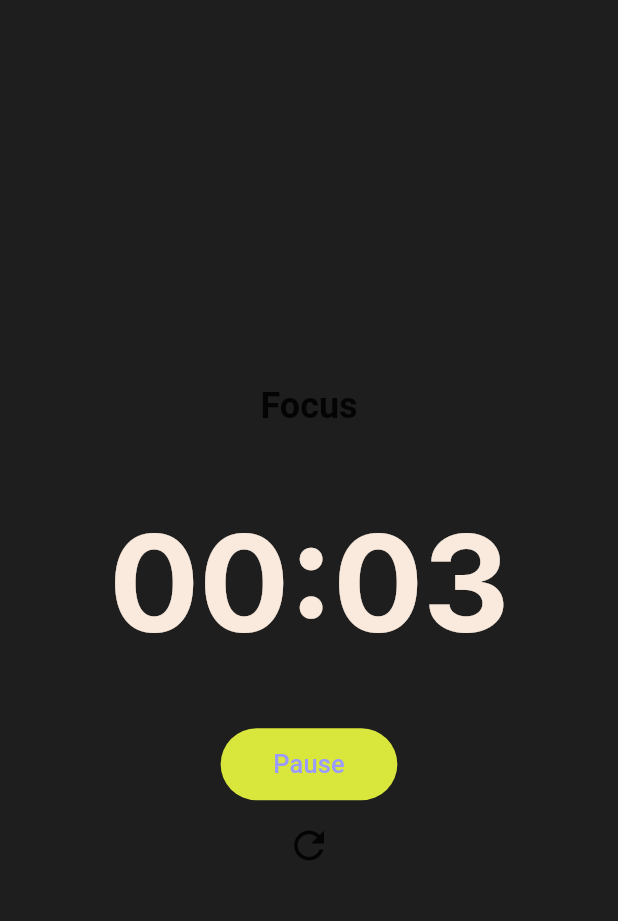
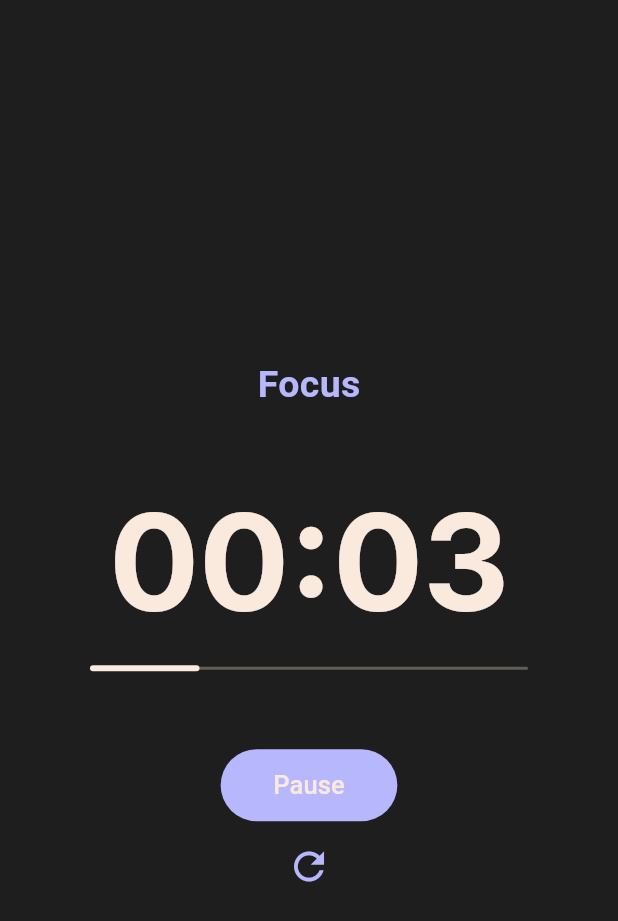
Before and after one commit to MariannaBosiaka/focus-timer-app, a Flutter app: the screen it shows after launch, after a tap on "Start", on a phone screen of 412 x 824 dp. Shown: the top 921 px of the screen. Run offline on Flutter 3.47's test engine with Material 3 defaults, Android fonts, the phone set to English and light mode, and no system bars; our stand-ins replace cloud_firestore, confetti, firebase_core, flutter_slidable; accounts and stored records are empty.

Commit message:
white countdown line addition

```diff
--- a/lib/features/timer/ui/pages/timer_page.dart
+++ b/lib/features/timer/ui/pages/timer_page.dart
@@ -74,6 +74,13 @@ class _TimerPageState extends State<TimerPage> with TickerProviderStateMixin {
       },
     );
   }
+
+  double get timerProgress {
+    final timer = Provider.of<TimerController>(context, listen: true);
+    if (timer.initialSeconds == 0) return 0.0;
+    return 1.0 - (timer.remainingSeconds / timer.initialSeconds);
+  }
+
 
   String formatTime(int seconds) {
     final minutes = (seconds ~/ 60).toString().padLeft(2, '0');
@@ -269,13 +276,14 @@ class _TimerPageState extends State<TimerPage> with TickerProviderStateMixin {
                                                 ),
                                                 child: Text(
                                                   _modes[index],
-                                                  style: Theme.of(context)
-                                                      .textTheme
-                                                      .headlineSmall!
-                                                      .copyWith(
-                                                        fontWeight: FontWeight.bold,
-                                                        color: Theme.of(context).iconTheme.color,
-                                                      ),
+                                                  style: TextStyle
+                                                  (
+
+                                                    fontWeight: FontWeight.bold,
+                                                    color: timer.isRunning ? purpleCtaColor : darkAppBackground,
+                                                    fontSize: 25
+
+                                                  ),
                                                 ),
                                               ),
                                             ),
@@ -333,6 +341,52 @@ class _TimerPageState extends State<TimerPage> with TickerProviderStateMixin {
                                 },
                               ),
 
+                              const SizedBox(height: 20),
+
+                            if (timer.isRunning)
+                              // Smooth White Progress Line with margin
+                              Padding(
+                                padding: const EdgeInsets.symmetric(horizontal: 60),
+                                child: SizedBox(
+                                  height: 8, // total height of the bar
+                                  child: Stack(
+                                    alignment: Alignment.centerLeft,
+                                    children: [
+                                      // Base thin grey line
+                                      Container(
+                                        height: 2,
+                                        decoration: BoxDecoration(
+                                          color: yellowTextColor.withOpacity(0.3),
+                                          borderRadius: BorderRadius.circular(1),
+                                        ),
+                                      ),
+
+                                      // Animated thicker white line filling as timer progresses
+                                      AnimatedBuilder(
+                                        animation: Provider.of<TimerController>(context),
+                                        builder: (context, child) {
+                                          final progress = timerProgress; // 0.0 -> 1.0
+                                          return Align(
+                                            alignment: Alignment.centerLeft,
+                                            child: FractionallySizedBox(
+                                              widthFactor: progress,
+                                              child: Container(
+                                                height: 4, // thicker than the base line
+                                                decoration: BoxDecoration(
+                                                  color: yellowTextColor,
+                                                  borderRadius: BorderRadius.circular(3),
+                                                ),
+                                              ),
+                                            ),
+                                          );
+                                        },
+                                      ),
+                                    ],
+                                  ),
+                                ),
+                              ),
+
+
                               const SizedBox(height: 50),
 
                               // Start/Pause Button
@@ -367,14 +421,22 @@ class _TimerPageState extends State<TimerPage> with TickerProviderStateMixin {
                                   }
                                 },
                                 style: TextButton.styleFrom(
-                                  backgroundColor: ctaColor,
+                                  backgroundColor: timer.isRunning
+                                                      ? purpleCtaColor : ctaColor,
+
                                   padding: const EdgeInsets.symmetric(horizontal: 35, vertical: 12),
                                   shape: RoundedRectangleBorder(borderRadius: BorderRadius.circular(50)),
                                   minimumSize: const Size(0, 0),
                                 ),
                                 child: Text(
                                   buttonText(timer),
-                                  style: const TextStyle(fontSize: 17),
+                                  style: TextStyle
+                                  (
+                                    fontSize: 17,
+                                    color: timer.isRunning
+                                                ? yellowTextColor
+                                                : Theme.of(context).iconTheme.color,
+                                  ),
                                   textAlign: TextAlign.center,
                                 ),
                               ),
@@ -386,7 +448,7 @@ class _TimerPageState extends State<TimerPage> with TickerProviderStateMixin {
                                         onPressed: timer.reset,
                                         icon: const Icon(Icons.refresh),
                                         tooltip: 'Reset Timer',
-                                        color: Theme.of(context).iconTheme.color,
+                                        color: purpleCtaColor,
                                         iconSize: 30,
                                       )
                                     : null,
```
